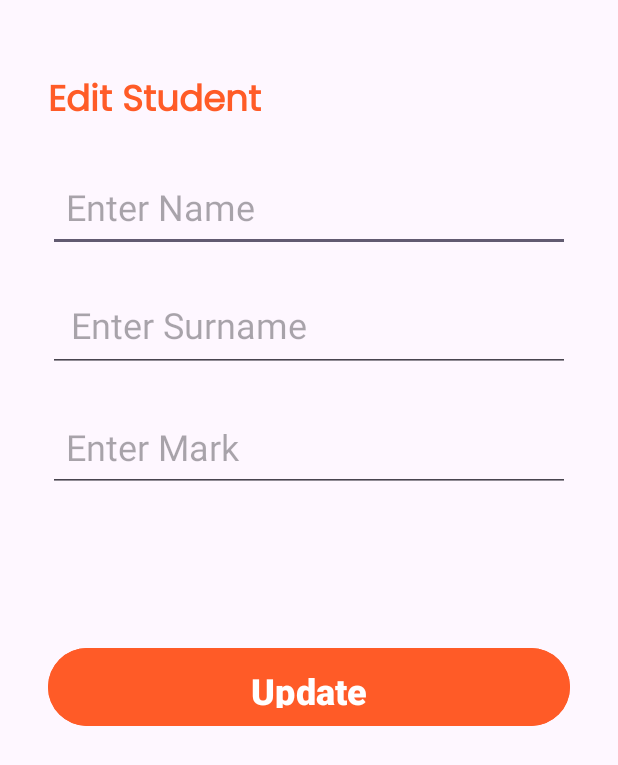
After one commit to MezniYassine/GestionDesEtudiants, an Android app: the UpdateActivity screen opened directly, with no data from a screen before it, on a phone screen of 412 x 824 dp. The commit adds this screen. Shown: the top 765 px of the screen. Run offline under Robolectric (Android 15) with nearby library versions, the phone set to English and light mode, and no system bars; 1 statement that could not run was skipped.

Commit message:
Update Student function

```diff
--- a/app/src/main/AndroidManifest.xml
+++ b/app/src/main/AndroidManifest.xml
@@ -12,6 +12,9 @@
         android:supportsRtl="true"
         android:theme="@style/Theme.GestionDesEtudiants"
         tools:targetApi="31">
+        <activity
+            android:name=".UpdateActivity"
+            android:exported="false" />
         <activity
             android:name=".DeleteStudentActivity"
             android:exported="false" />
--- /dev/null
+++ b/app/src/main/java/com/tp/gestiondesetudiants/UpdateActivity.java
@@ -0,0 +1,65 @@
+package com.tp.gestiondesetudiants;
+
+import android.os.Bundle;
+import android.widget.Button;
+import android.widget.EditText;
+import android.widget.Toast;
+
+import androidx.activity.EdgeToEdge;
+import androidx.appcompat.app.AppCompatActivity;
+import androidx.core.graphics.Insets;
+import androidx.core.view.ViewCompat;
+import androidx.core.view.WindowInsetsCompat;
+
+public class UpdateActivity extends AppCompatActivity {
+    private EditText editName, editSurname, editMark;
+    private int studentId;
+    private DBHelper dbHelper;
+
+    @Override
+    protected void onCreate(Bundle savedInstanceState) {
+        super.onCreate(savedInstanceState);
+        setContentView(R.layout.activity_update);
+
+        dbHelper = new DBHelper(this);
+        studentId = getIntent().getIntExtra("student_id", -1);
+
+        editName = findViewById(R.id.editStudentName);
+        editSurname = findViewById(R.id.editStudentSurname);
+        editMark = findViewById(R.id.editStudentMark);
+        Button updateButton = findViewById(R.id.updatebutton);
+
+        if (studentId == -1) {
+            Toast.makeText(this, "Error: Invalid Student ID", Toast.LENGTH_SHORT).show();
+            finish();
+            return;
+        }
+
+        Student student = dbHelper.getStudentById(studentId);
+        if (student != null) {
+            editName.setText(student.getName());
+            editSurname.setText(student.getSurname());
+            editMark.setText(String.valueOf(student.getMark()));
+        }
+
+        updateButton.setOnClickListener(v -> {
+            String name = editName.getText().toString().trim();
+            String surname = editSurname.getText().toString().trim();
+            String markStr = editMark.getText().toString().trim();
+
+            if (name.isEmpty() || surname.isEmpty() || markStr.isEmpty()) {
+                Toast.makeText(this, "All fields are required", Toast.LENGTH_SHORT).show();
+                return;
+            }
+
+            try {
+                double mark = Double.parseDouble(markStr);
+                dbHelper.updateStudent(studentId, name, surname, mark);
+                Toast.makeText(this, "Student Updated", Toast.LENGTH_SHORT).show();
+                finish(); // Go back to MainActivity
+            } catch (NumberFormatException e) {
+                Toast.makeText(this, "Invalid mark value", Toast.LENGTH_SHORT).show();
+            }
+        });
+    }
+}
--- /dev/null
+++ b/app/src/main/res/layout/activity_update.xml
@@ -0,0 +1,70 @@
+<?xml version="1.0" encoding="utf-8"?>
+<RelativeLayout
+    xmlns:android="http://schemas.android.com/apk/res/android"
+    xmlns:tools="http://schemas.android.com/tools"
+    android:id="@+id/main"
+    android:layout_width="match_parent"
+    android:layout_height="match_parent"
+    android:padding="16dp"
+    android:layout_margin="16dp"
+    tools:context=".UpdateActivity">
+
+    <TextView
+        android:id="@+id/updateStudent"
+        android:layout_width="wrap_content"
+        android:layout_height="wrap_content"
+        android:layout_alignParentTop="true"
+        android:layout_marginTop="16dp"
+        android:fontFamily="@font/poppins"
+        android:text="Edit Student"
+        android:textColor="@color/orange"
+        android:textSize="24sp"
+        android:textStyle="bold" />
+
+    <EditText
+        android:id="@+id/editStudentName"
+        android:layout_width="match_parent"
+        android:layout_height="60dp"
+        android:padding="12dp"
+        android:layout_below="@id/updateStudent"
+        android:hint="Enter Name"
+        android:textColor="@color/orange"
+        android:textSize="24sp"
+        android:layout_marginTop="20dp"
+        />
+    <EditText
+        android:id="@+id/editStudentSurname"
+        android:layout_width="match_parent"
+        android:layout_height="60dp"
+        android:padding="15dp"
+        android:layout_below="@id/editStudentName"
+        android:hint="Enter Surname"
+        android:textColor="@color/orange"
+        android:textSize="24sp"
+        android:layout_marginTop="20dp"
+        />
+    <EditText
+        android:id="@+id/editStudentMark"
+        android:layout_width="match_parent"
+        android:layout_height="60dp"
+        android:padding="12dp"
+        android:layout_below="@id/editStudentSurname"
+        android:hint="Enter Mark"
+        android:textColor="@color/orange"
+        android:textSize="24sp"
+        android:layout_marginTop="20dp"
+        />
+
+    <Button
+        android:id="@+id/updatebutton"
+        android:layout_width="match_parent"
+        android:layout_height="60dp"
+        android:layout_below="@id/editStudentMark"
+        android:backgroundTint="@color/orange"
+        android:padding="12dp"
+        android:text="Update"
+        android:textSize="24sp"
+        android:textStyle="bold"
+        android:layout_marginTop="100dp"/>
+
+</RelativeLayout>
```
Also changed, not shown: app/src/main/java/com/tp/gestiondesetudiants/DBHelper.java (+38 -0 lines), app/src/main/java/com/tp/gestiondesetudiants/StudentAdapter.java (+10 -0 lines), app/src/main/res/layout/student_item.xml (+8 -0 lines).
